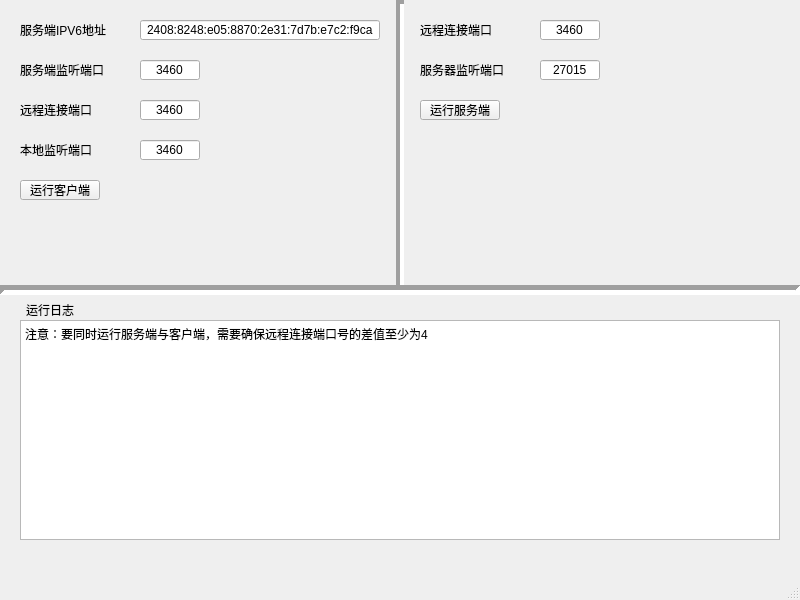
First picture: the form in mainwindow.ui, repository zzDragon-158/udp_forward, before the edit.
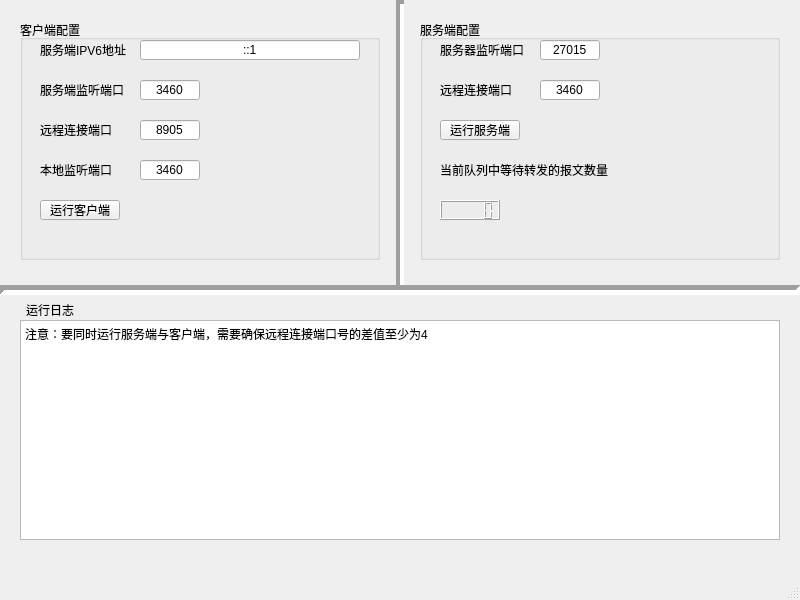
Second picture: the form after the edit.

Diff of the .ui file:
```diff
--- a/mainwindow.ui
+++ b/mainwindow.ui
@@ -10,6 +10,18 @@
     <height>600</height>
    </rect>
   </property>
+  <property name="sizePolicy">
+   <sizepolicy hsizetype="Fixed" vsizetype="Fixed">
+    <horstretch>0</horstretch>
+    <verstretch>0</verstretch>
+   </sizepolicy>
+  </property>
+  <property name="minimumSize">
+   <size>
+    <width>0</width>
+    <height>0</height>
+   </size>
+  </property>
   <property name="windowTitle">
    <string>udp_forward----author: zzDragon</string>
   </property>
@@ -18,13 +30,13 @@
     <property name="geometry">
      <rect>
       <x>140</x>
-      <y>20</y>
-      <width>240</width>
+      <y>40</y>
+      <width>220</width>
       <height>20</height>
      </rect>
     </property>
     <property name="text">
-     <string>2408:8248:e05:8870:2e31:7d7b:e7c2:f9ca</string>
+     <string>::1</string>
     </property>
     <property name="alignment">
      <set>Qt::AlignmentFlag::AlignCenter</set>
@@ -33,8 +45,8 @@
    <widget class="QPushButton" name="pushButton_runClient">
     <property name="geometry">
      <rect>
-      <x>20</x>
-      <y>180</y>
+      <x>40</x>
+      <y>200</y>
       <width>80</width>
       <height>20</height>
      </rect>
@@ -46,9 +58,9 @@
    <widget class="QLabel" name="label_clientServerIPv6Address">
     <property name="geometry">
      <rect>
-      <x>20</x>
-      <y>20</y>
-      <width>100</width>
+      <x>40</x>
+      <y>40</y>
+      <width>90</width>
       <height>20</height>
      </rect>
     </property>
@@ -102,9 +114,9 @@
    <widget class="QLabel" name="label_clientServerPort">
     <property name="geometry">
      <rect>
-      <x>20</x>
-      <y>60</y>
-      <width>100</width>
+      <x>40</x>
+      <y>80</y>
+      <width>90</width>
       <height>20</height>
      </rect>
     </property>
@@ -118,9 +130,9 @@
    <widget class="QLabel" name="label_clientRemotePort">
     <property name="geometry">
      <rect>
-      <x>20</x>
-      <y>100</y>
-      <width>100</width>
+      <x>40</x>
+      <y>120</y>
+      <width>90</width>
       <height>20</height>
      </rect>
     </property>
@@ -135,7 +147,7 @@
     <property name="geometry">
      <rect>
       <x>140</x>
-      <y>60</y>
+      <y>80</y>
       <width>60</width>
       <height>20</height>
      </rect>
@@ -151,13 +163,13 @@
     <property name="geometry">
      <rect>
       <x>140</x>
-      <y>100</y>
+      <y>120</y>
       <width>60</width>
       <height>20</height>
      </rect>
     </property>
     <property name="text">
-     <string>3460</string>
+     <string>8905</string>
     </property>
     <property name="alignment">
      <set>Qt::AlignmentFlag::AlignCenter</set>
@@ -167,7 +179,7 @@
     <property name="geometry">
      <rect>
       <x>140</x>
-      <y>140</y>
+      <y>160</y>
       <width>60</width>
       <height>20</height>
      </rect>
@@ -182,9 +194,9 @@
    <widget class="QLabel" name="label_clientLocalPort">
     <property name="geometry">
      <rect>
-      <x>20</x>
-      <y>140</y>
-      <width>100</width>
+      <x>40</x>
+      <y>160</y>
+      <width>90</width>
       <height>20</height>
      </rect>
     </property>
@@ -198,8 +210,8 @@
    <widget class="QLabel" name="label_serverRemotePort">
     <property name="geometry">
      <rect>
-      <x>420</x>
-      <y>20</y>
+      <x>440</x>
+      <y>80</y>
       <width>100</width>
       <height>20</height>
      </rect>
@@ -215,7 +227,7 @@
     <property name="geometry">
      <rect>
       <x>540</x>
-      <y>20</y>
+      <y>80</y>
       <width>60</width>
       <height>20</height>
      </rect>
@@ -230,8 +242,8 @@
    <widget class="QLabel" name="label_serverServerPort">
     <property name="geometry">
      <rect>
-      <x>420</x>
-      <y>60</y>
+      <x>440</x>
+      <y>40</y>
       <width>100</width>
       <height>20</height>
      </rect>
@@ -247,7 +259,7 @@
     <property name="geometry">
      <rect>
       <x>540</x>
-      <y>60</y>
+      <y>40</y>
       <width>60</width>
       <height>20</height>
      </rect>
@@ -262,8 +274,8 @@
    <widget class="QPushButton" name="pushButton_runServer">
     <property name="geometry">
      <rect>
-      <x>420</x>
-      <y>100</y>
+      <x>440</x>
+      <y>120</y>
       <width>80</width>
       <height>20</height>
      </rect>
@@ -304,6 +316,80 @@
      <enum>Qt::Orientation::Horizontal</enum>
     </property>
    </widget>
+   <widget class="QLCDNumber" name="lcdNumber">
+    <property name="geometry">
+     <rect>
+      <x>440</x>
+      <y>200</y>
+      <width>60</width>
+      <height>20</height>
+     </rect>
+    </property>
+   </widget>
+   <widget class="QLabel" name="label_lcdNumber">
+    <property name="geometry">
+     <rect>
+      <x>440</x>
+      <y>160</y>
+      <width>180</width>
+      <height>20</height>
+     </rect>
+    </property>
+    <property name="text">
+     <string>当前队列中等待转发的报文数量</string>
+    </property>
+    <property name="alignment">
+     <set>Qt::AlignmentFlag::AlignLeading|Qt::AlignmentFlag::AlignLeft|Qt::AlignmentFlag::AlignVCenter</set>
+    </property>
+   </widget>
+   <widget class="QGroupBox" name="group_client">
+    <property name="geometry">
+     <rect>
+      <x>20</x>
+      <y>20</y>
+      <width>360</width>
+      <height>240</height>
+     </rect>
+    </property>
+    <property name="title">
+     <string>客户端配置</string>
+    </property>
+   </widget>
+   <widget class="QGroupBox" name="group_server">
+    <property name="geometry">
+     <rect>
+      <x>420</x>
+      <y>20</y>
+      <width>360</width>
+      <height>240</height>
+     </rect>
+    </property>
+    <property name="title">
+     <string>服务端配置</string>
+    </property>
+   </widget>
+   <zorder>group_server</zorder>
+   <zorder>group_client</zorder>
+   <zorder>lineEdit_clientServerIPv6Address</zorder>
+   <zorder>pushButton_runClient</zorder>
+   <zorder>label_clientServerIPv6Address</zorder>
+   <zorder>textBrowser_log_display</zorder>
+   <zorder>label_logDisplay</zorder>
+   <zorder>label_clientServerPort</zorder>
+   <zorder>label_clientRemotePort</zorder>
+   <zorder>lineEdit_clientServerPort</zorder>
+   <zorder>lineEdit_clientRemotePort</zorder>
+   <zorder>lineEdit_clientLocalPort</zorder>
+   <zorder>label_clientLocalPort</zorder>
+   <zorder>label_serverRemotePort</zorder>
+   <zorder>lineEdit_serverRemotePort</zorder>
+   <zorder>label_serverServerPort</zorder>
+   <zorder>lineEdit_serverServerPort</zorder>
+   <zorder>pushButton_runServer</zorder>
+   <zorder>line</zorder>
+   <zorder>line_2</zorder>
+   <zorder>lcdNumber</zorder>
+   <zorder>label_lcdNumber</zorder>
   </widget>
   <widget class="QMenuBar" name="menubar">
    <property name="geometry">
```
Left out of the diff: 11 changed lines with no effect on the pictures.
